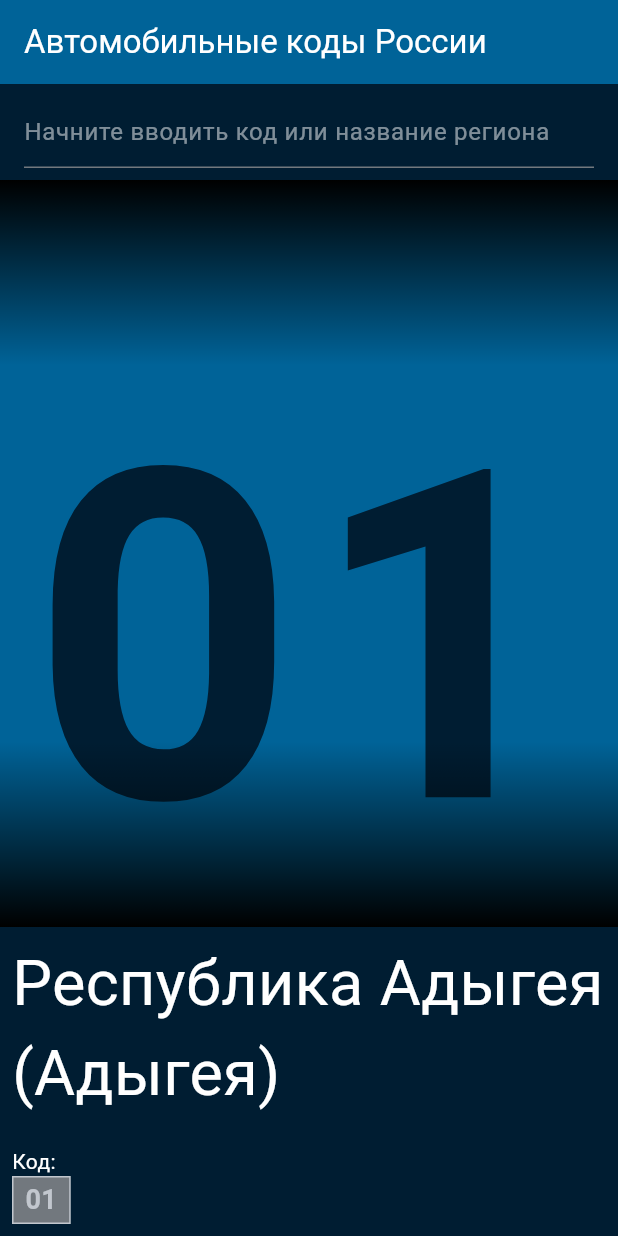
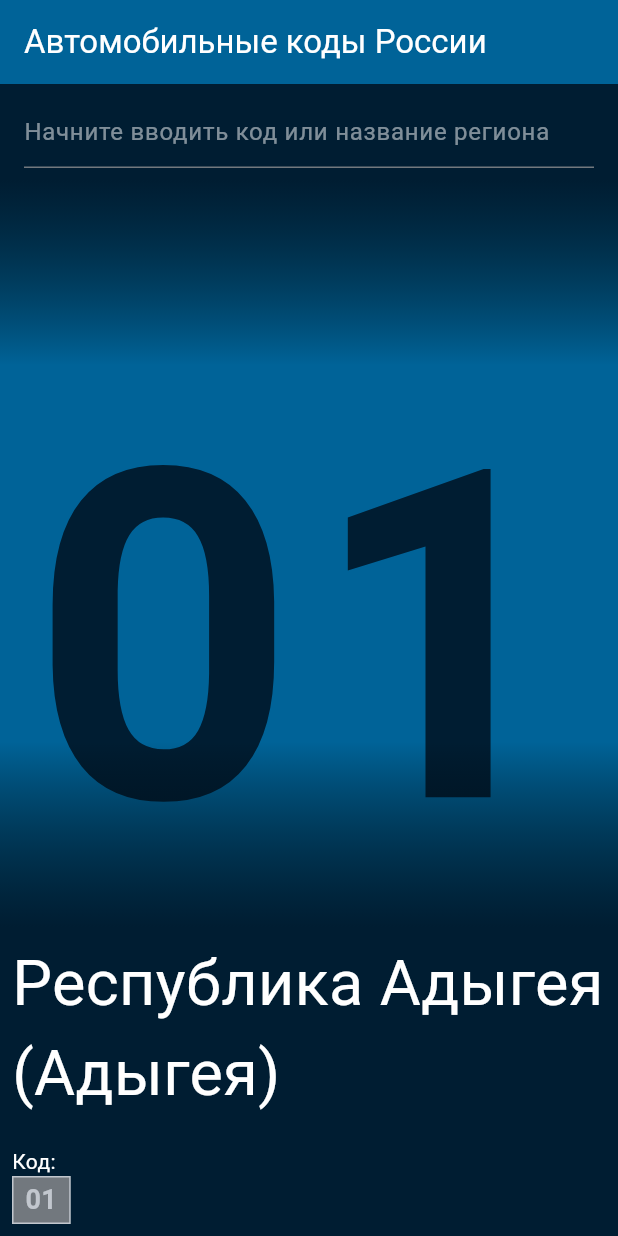
Before and after one commit to alekseynemiro/russianplatecodes, a Flutter app: the screen it shows after launch, on a phone screen of 412 x 824 dp. Run offline on Flutter 3.47's test engine with Material 2 defaults, Android fonts, the phone set to English and light mode, and no system bars; missing offline and left inert: rect_getter; statements that could not run were skipped.

Commit message:
LinearGradientWrap - Fix colors

```diff
--- a/lib/ui/views/linear_gradient_wrap.dart
+++ b/lib/ui/views/linear_gradient_wrap.dart
@@ -13,7 +13,7 @@ class LinearGradientWrap extends StatelessWidget {
         _child,
         Container(
           height: MediaQuery.of(context).size.height * 0.15,
-          decoration: const BoxDecoration(
+          decoration: BoxDecoration(
             gradient: LinearGradient(
               begin: Alignment.topCenter,
               end: Alignment.bottomCenter,
@@ -22,7 +22,7 @@ class LinearGradientWrap extends StatelessWidget {
                 1,
               ],
               colors: [
-                Colors.black,
+                Theme.of(context).colorScheme.onPrimaryContainer,
                 Colors.transparent,
               ],
             ),
@@ -32,7 +32,7 @@ class LinearGradientWrap extends StatelessWidget {
           alignment: AlignmentDirectional.bottomStart,
           child: Container(
             height: MediaQuery.of(context).size.height * 0.15,
-            decoration: const BoxDecoration(
+            decoration: BoxDecoration(
               gradient: LinearGradient(
                 end: Alignment.bottomCenter,
                 begin: Alignment.topCenter,
@@ -42,7 +42,7 @@ class LinearGradientWrap extends StatelessWidget {
                 ],
                 colors: [
                   Colors.transparent,
-                  Colors.black,
+                  Theme.of(context).colorScheme.onPrimaryContainer,
                 ],
               ),
             ),
```
